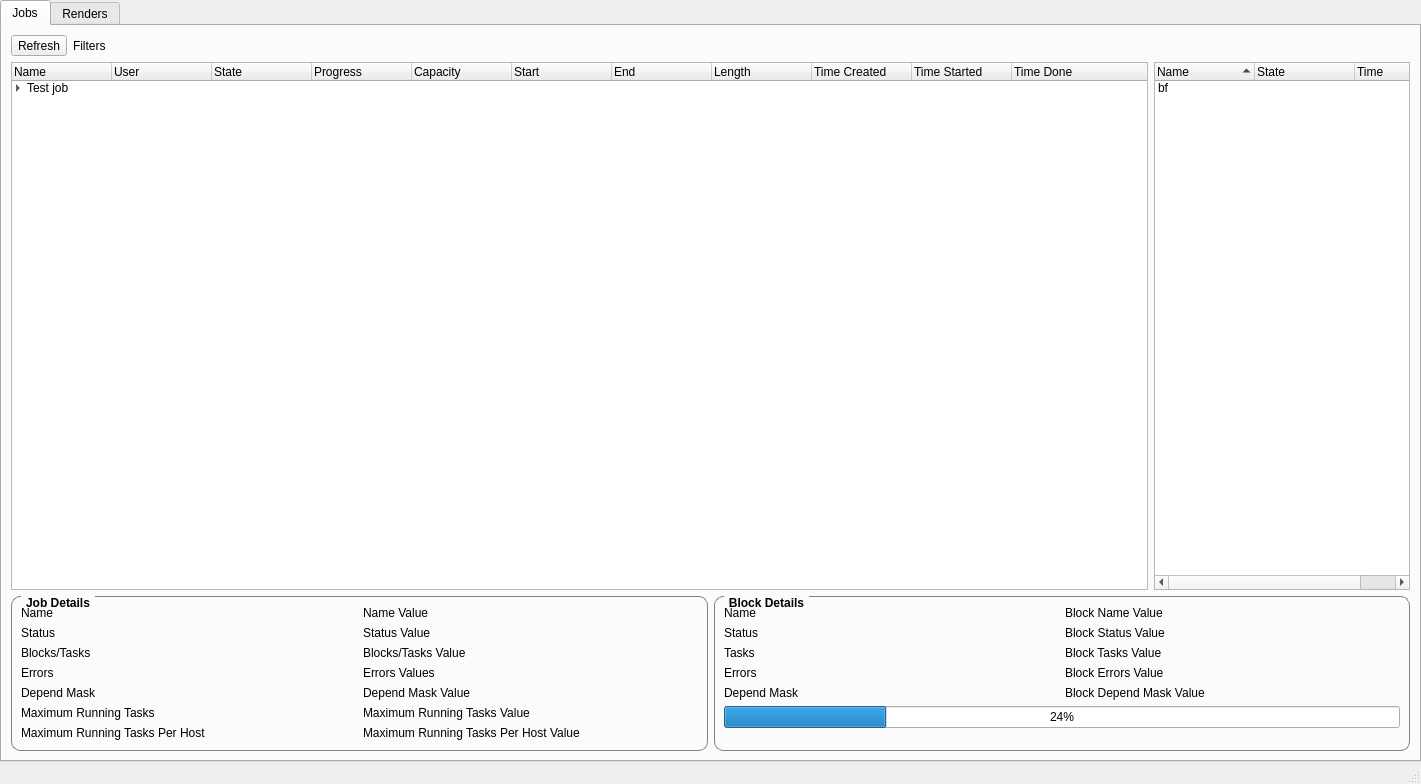
The window that afGui.ui (lithorus/afGui) describes before a commit, drawn with Qt 5.
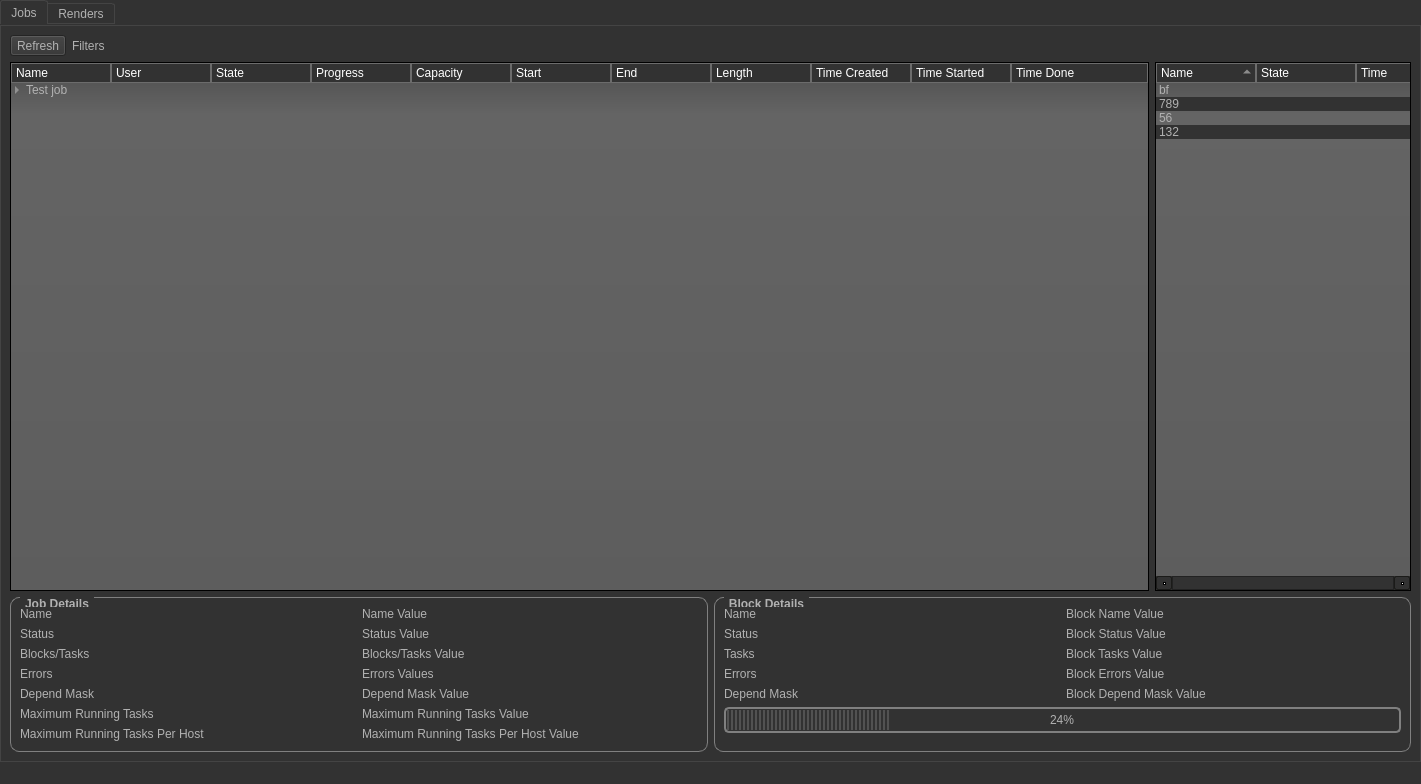
The same window after the commit. Icons and pictures are not drawn.

Diff of the .ui file:
```diff
--- a/afGui.ui
+++ b/afGui.ui
@@ -25,6 +25,476 @@
     left: 10px;
     padding: 0 3px 0 3px;
 }
+
+
+QToolTip
+{
+     border: 1px solid black;
+     background-color: #ffa02f;
+     padding: 1px;
+     border-radius: 3px;
+     opacity: 100;
+}
+
+QWidget
+{
+    color: #b1b1b1;
+    background-color: #323232;
+}
+
+QWidget:item:hover
+{
+    /*background-color: QLinearGradient( x1: 0, y1: 0, x2: 0, y2: 1, stop: 0 #ffa02f, stop: 1 #ca0619);*/
+    color: #ffffff;
+}
+
+QWidget:item:selected
+{
+    /*background-color: QLinearGradient( x1: 0, y1: 0, x2: 0, y2: 1, stop: 0 #ffa02f, stop: 1 #d7801a);*/
+}
+
+QMenuBar::item
+{
+    background: transparent;
+}
+
+QMenuBar::item:selected
+{
+    background: transparent;
+    border: 1px solid #ffaa00;
+}
+
+QMenuBar::item:pressed
+{
+    background: #444;
+    border: 1px solid #000;
+    background-color: QLinearGradient(
+        x1:0, y1:0,
+        x2:0, y2:1,
+        stop:1 #212121,
+        stop:0.4 #343434/*,
+        stop:0.2 #343434,
+        stop:0.1 #ffaa00*/
+    );
+    margin-bottom:-1px;
+    padding-bottom:1px;
+}
+
+QMenu
+{
+    border: 1px solid #000;
+}
+
+QMenu::item
+{
+    padding: 2px 20px 2px 20px;
+}
+
+QMenu::item:selected
+{
+    color: #000000;
+}
+
+QWidget:disabled
+{
+    color: #404040;
+    background-color: #323232;
+}
+
+QAbstractItemView
+{
+    background-color: QLinearGradient( x1: 0, y1: 0, x2: 0, y2: 1, stop: 0 #4d4d4d, stop: 0.1 #646464, stop: 1 #5d5d5d);
+}
+
+QWidget:focus
+{
+    /*border: 2px solid QLinearGradient( x1: 0, y1: 0, x2: 0, y2: 1, stop: 0 #ffa02f, stop: 1 #d7801a);*/
+}
+
+QLineEdit
+{
+    background-color: QLinearGradient( x1: 0, y1: 0, x2: 0, y2: 1, stop: 0 #4d4d4d, stop: 0 #646464, stop: 1 #5d5d5d);
+    padding: 1px;
+    border-style: solid;
+    border: 1px solid #1e1e1e;
+    border-radius: 5;
+}
+
+QPushButton
+{
+    color: #b1b1b1;
+    background-color: QLinearGradient( x1: 0, y1: 0, x2: 0, y2: 1, stop: 0 #565656, stop: 0.1 #525252, stop: 0.5 #4e4e4e, stop: 0.9 #4a4a4a, stop: 1 #464646);
+    border-width: 1px;
+    border-color: #1e1e1e;
+    border-style: solid;
+    border-radius: 6;
+    padding: 3px;
+    font-size: 12px;
+    padding-left: 5px;
+    padding-right: 5px;
+}
+
+QPushButton:pressed
+{
+    background-color: QLinearGradient( x1: 0, y1: 0, x2: 0, y2: 1, stop: 0 #2d2d2d, stop: 0.1 #2b2b2b, stop: 0.5 #292929, stop: 0.9 #282828, stop: 1 #252525);
+}
+
+QComboBox
+{
+    selection-background-color: #ffaa00;
+    background-color: QLinearGradient( x1: 0, y1: 0, x2: 0, y2: 1, stop: 0 #565656, stop: 0.1 #525252, stop: 0.5 #4e4e4e, stop: 0.9 #4a4a4a, stop: 1 #464646);
+    border-style: solid;
+    border: 1px solid #1e1e1e;
+    border-radius: 5;
+}
+
+QComboBox:hover,QPushButton:hover
+{
+    border: 2px solid QLinearGradient( x1: 0, y1: 0, x2: 0, y2: 1, stop: 0 #ffa02f, stop: 1 #d7801a);
+}
+
+
+QComboBox:on
+{
+    padding-top: 3px;
+    padding-left: 4px;
+    background-color: QLinearGradient( x1: 0, y1: 0, x2: 0, y2: 1, stop: 0 #2d2d2d, stop: 0.1 #2b2b2b, stop: 0.5 #292929, stop: 0.9 #282828, stop: 1 #252525);
+    selection-background-color: #ffaa00;
+}
+
+QComboBox QAbstractItemView
+{
+    border: 2px solid darkgray;
+    selection-background-color: QLinearGradient( x1: 0, y1: 0, x2: 0, y2: 1, stop: 0 #ffa02f, stop: 1 #d7801a);
+}
+
+QComboBox::drop-down
+{
+     subcontrol-origin: padding;
+     subcontrol-position: top right;
+     width: 15px;
+
+     border-left-width: 0px;
+     border-left-color: darkgray;
+     border-left-style: solid; /* just a single line */
+     border-top-right-radius: 3px; /* same radius as the QComboBox */
+     border-bottom-right-radius: 3px;
+ }
+
+QComboBox::down-arrow
+{
+     image: url(:/down_arrow.png);
+}
+
+QGroupBox:focus
+{
+border: 2px solid QLinearGradient( x1: 0, y1: 0, x2: 0, y2: 1, stop: 0 #ffa02f, stop: 1 #d7801a);
+}
+
+QTextEdit:focus
+{
+    border: 2px solid QLinearGradient( x1: 0, y1: 0, x2: 0, y2: 1, stop: 0 #ffa02f, stop: 1 #d7801a);
+}
+
+QScrollBar:horizontal {
+     border: 1px solid #222222;
+     /*background: QLinearGradient( x1: 0, y1: 0, x2: 0, y2: 1, stop: 0.0 #121212, stop: 0.2 #282828, stop: 1 #484848);*/
+     /*height: 7px;*/
+     margin: 0px 16px 0 16px;
+}
+
+QScrollBar::handle:horizontal
+{
+      /*background: QLinearGradient( x1: 0, y1: 0, x2: 1, y2: 0, stop: 0 #ffa02f, stop: 0.5 #d7801a, stop: 1 #ffa02f);*/
+      min-height: 20px;
+      border-radius: 2px;
+}
+
+QScrollBar::add-line:horizontal {
+      border: 1px solid #1b1b19;
+      border-radius: 2px;
+      /*background: QLinearGradient( x1: 0, y1: 0, x2: 1, y2: 0, stop: 0 #ffa02f, stop: 1 #d7801a);*/
+      width: 14px;
+      subcontrol-position: right;
+      subcontrol-origin: margin;
+}
+
+QScrollBar::sub-line:horizontal {
+      border: 1px solid #1b1b19;
+      border-radius: 2px;
+      /*background: QLinearGradient( x1: 0, y1: 0, x2: 1, y2: 0, stop: 0 #ffa02f, stop: 1 #d7801a);*/
+      width: 14px;
+      subcontrol-position: left;
+      subcontrol-origin: margin;
+}
+
+QScrollBar::right-arrow:horizontal, QScrollBar::left-arrow:horizontal
+{
+      border: 1px solid black;
+      width: 1px;
+      height: 1px;
+      background: white;
+}
+
+QScrollBar::add-page:horizontal, QScrollBar::sub-page:horizontal
+{
+      background: none;
+}
+
+QScrollBar:vertical
+{
+      /*background: QLinearGradient( x1: 0, y1: 0, x2: 1, y2: 0, stop: 0.0 #121212, stop: 0.2 #282828, stop: 1 #484848);*/
+      /*width: 7px;*/
+      margin: 16px 0 16px 0;
+      border: 1px solid #222222;
+}
+
+QScrollBar::handle:vertical
+{
+      /*background: QLinearGradient( x1: 0, y1: 0, x2: 0, y2: 1, stop: 0 #ffa02f, stop: 0.5 #d7801a, stop: 1 #ffa02f);*/
+      min-height: 20px;
+      border-radius: 2px;
+}
+
+QScrollBar::add-line:vertical
+{
+      border: 1px solid #1b1b19;
+      border-radius: 2px;
+      /*background: QLinearGradient( x1: 0, y1: 0, x2: 0, y2: 1, stop: 0 #ffa02f, stop: 1 #d7801a);*/
+      height: 14px;
+      subcontrol-position: bottom;
+      subcontrol-origin: margin;
+}
+
+QScrollBar::sub-line:vertical
+{
+      border: 1px solid #1b1b19;
+      border-radius: 2px;
+      /*background: QLinearGradient( x1: 0, y1: 0, x2: 0, y2: 1, stop: 0 #d7801a, stop: 1 #ffa02f);*/
+      height: 14px;
+      subcontrol-position: top;
+      subcontrol-origin: margin;
+}
+
+QScrollBar::up-arrow:vertical, QScrollBar::down-arrow:vertical
+{
+      border: 1px solid black;
+      width: 1px;
+      height: 1px;
+      background: white;
+}
+
+
+QScrollBar::add-page:vertical, QScrollBar::sub-page:vertical
+{
+      background: none;
+}
+
+QTextEdit
+{
+    background-color: #242424;
+}
+
+QPlainTextEdit
+{
+    background-color: #242424;
+}
+
+QHeaderView::section
+{
+    background-color: QLinearGradient(x1:0, y1:0, x2:0, y2:1, stop:0 #616161, stop: 0.5 #505050, stop: 0.6 #434343, stop:1 #656565);
+    color: white;
+    padding-left: 4px;
+    border: 1px solid #6c6c6c;
+}
+
+QCheckBox:disabled
+{
+color: #414141;
+}
+
+QDockWidget::title
+{
+    text-align: center;
+    spacing: 3px; /* spacing between items in the tool bar */
+    background-color: QLinearGradient(x1:0, y1:0, x2:0, y2:1, stop:0 #323232, stop: 0.5 #242424, stop:1 #323232);
+}
+
+QDockWidget::close-button, QDockWidget::float-button
+{
+    text-align: center;
+    spacing: 1px; /* spacing between items in the tool bar */
+    background-color: QLinearGradient(x1:0, y1:0, x2:0, y2:1, stop:0 #323232, stop: 0.5 #242424, stop:1 #323232);
+}
+
+QDockWidget::close-button:hover, QDockWidget::float-button:hover
+{
+    background: #242424;
+}
+
+QDockWidget::close-button:pressed, QDockWidget::float-button:pressed
+{
+    padding: 1px -1px -1px 1px;
+}
+
+QMainWindow::separator
+{
+    background-color: QLinearGradient(x1:0, y1:0, x2:0, y2:1, stop:0 #161616, stop: 0.5 #151515, stop: 0.6 #212121, stop:1 #343434);
+    color: white;
+    padding-left: 4px;
+    border: 1px solid #4c4c4c;
+    spacing: 3px; /* spacing between items in the tool bar */
+}
+
+QMainWindow::separator:hover
+{
+
+    background-color: QLinearGradient(x1:0, y1:0, x2:0, y2:1, stop:0 #d7801a, stop:0.5 #b56c17 stop:1 #ffa02f);
+    color: white;
+    padding-left: 4px;
+    border: 1px solid #6c6c6c;
+    spacing: 3px; /* spacing between items in the tool bar */
+}
+
+QToolBar::handle
+{
+     spacing: 3px; /* spacing between items in the tool bar */
+     background: url(:/images/handle.png);
+}
+
+QMenu::separator
+{
+    height: 2px;
+    background-color: QLinearGradient(x1:0, y1:0, x2:0, y2:1, stop:0 #161616, stop: 0.5 #151515, stop: 0.6 #212121, stop:1 #343434);
+    color: white;
+    padding-left: 4px;
+    margin-left: 10px;
+    margin-right: 5px;
+}
+
+QProgressBar
+{
+    border: 2px solid grey;
+    border-radius: 5px;
+    text-align: center;
+}
+
+QProgressBar::chunk
+{
+    background-color: #525252;
+    width: 2.15px;
+    margin: 0.5px;
+}
+
+QTabBar::tab {
+    color: #b1b1b1;
+    border: 1px solid #444;
+    border-bottom-style: none;
+    background-color: #323232;
+    padding-left: 10px;
+    padding-right: 10px;
+    padding-top: 3px;
+    padding-bottom: 2px;
+    margin-right: -1px;
+}
+
+QTabWidget::pane {
+    border: 1px solid #444;
+    top: 1px;
+}
+
+QTabBar::tab:last
+{
+    margin-right: 0; /* the last selected tab has nothing to overlap with on the right */
+    border-top-right-radius: 3px;
+}
+
+QTabBar::tab:first:!selected
+{
+ margin-left: 0px; /* the last selected tab has nothing to overlap with on the right */
+
+
+    border-top-left-radius: 3px;
+}
+
+QTabBar::tab:!selected
+{
+    color: #b1b1b1;
+    border-bottom-style: solid;
+    margin-top: 3px;
+    background-color: QLinearGradient(x1:0, y1:0, x2:0, y2:1, stop:1 #212121, stop:.4 #343434);
+}
+
+QTabBar::tab:selected
+{
+    border-top-left-radius: 3px;
+    border-top-right-radius: 3px;
+    margin-bottom: 0px;
+}
+
+QTabBar::tab:!selected:hover
+{
+    /*border-top: 2px solid #ffaa00;
+    padding-bottom: 3px;*/
+    border-top-left-radius: 3px;
+    border-top-right-radius: 3px;
+    background-color: QLinearGradient(x1:0, y1:0, x2:0, y2:1, stop:1 #212121, stop:0.4 #343434, stop:0.2 #343434, stop:0.1 #ffaa00);
+}
+
+QRadioButton::indicator:checked, QRadioButton::indicator:unchecked{
+    color: #b1b1b1;
+    background-color: #323232;
+    border: 1px solid #b1b1b1;
+    border-radius: 6px;
+}
+
+QRadioButton::indicator:checked
+{
+    background-color: qradialgradient(
+        cx: 0.5, cy: 0.5,
+        fx: 0.5, fy: 0.5,
+        radius: 1.0,
+        stop: 0.25 #ffaa00,
+        stop: 0.3 #323232
+    );
+}
+
+QCheckBox::indicator{
+    color: #b1b1b1;
+    background-color: #323232;
+    border: 1px solid #b1b1b1;
+    width: 9px;
+    height: 9px;
+}
+
+QRadioButton::indicator
+{
+    border-radius: 6px;
+}
+
+QRadioButton::indicator:hover, QCheckBox::indicator:hover
+{
+    border: 1px solid #ffaa00;
+}
+
+QCheckBox::indicator:checked
+{
+    image:url(:/images/checkbox.png);
+}
+
+QCheckBox::indicator:disabled, QRadioButton::indicator:disabled
+{
+    border: 1px solid #444;
+}
+
+QTreeView {
+   alternate-background-color: #323232;
+}
+
+QHeaderView::section {
+	background-color: #323232;
+}
+
 </string>
   </property>
   <widget class="QWidget" name="centralwidget">
@@ -92,6 +562,9 @@
             <property name="contextMenuPolicy">
              <enum>Qt::CustomContextMenu</enum>
             </property>
+            <property name="styleSheet">
+             <string notr="true"/>
+            </property>
             <property name="indentation">
              <number>12</number>
             </property>
@@ -268,6 +741,21 @@
               <string>bf</string>
              </property>
             </item>
+            <item>
+             <property name="text">
+              <string>789</string>
+             </property>
+            </item>
+            <item>
+             <property name="text">
+              <string>56</string>
+             </property>
+            </item>
+            <item>
+             <property name="text">
+              <string>132</string>
+             </property>
+            </item>
            </widget>
           </item>
          </layout>
```
Left out of the diff: 2 changed lines with no effect on the pictures.
